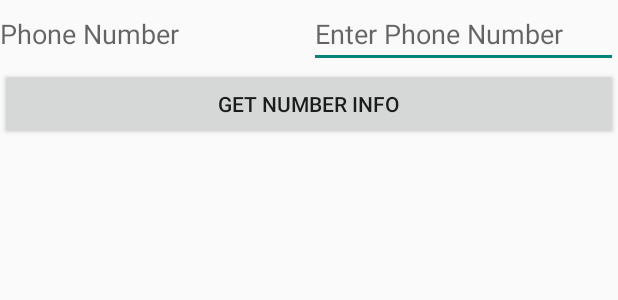
After one commit to darshanhs90/Android-Nexmo-Insight-app, an Android app: the layout fragment_location.xml on its own in the app's theme, with its tools: preview values and no code run, on a phone screen of 412 x 824 dp. The commit adds this screen. Shown: the top 300 px of the screen. Run offline under Robolectric (Android 15) with nearby library versions, the phone set to English and light mode, and no system bars.

Commit message:
location info added

```diff
--- a/sample/src/main/java/example/zxing/NavigationDrawerFragment.java
+++ b/sample/src/main/java/example/zxing/NavigationDrawerFragment.java
@@ -108,7 +108,8 @@ public class NavigationDrawerFragment extends Fragment {
                         getString(R.string.title_homepage),
                         getString(R.string.title_qrScanner),
                         "My Profile",
-                        "Roaming Info"
+                        "Roaming Info",
+                        "Number Info"
                 }));
         mDrawerListView.setItemChecked(mCurrentSelectedPosition, true);
         return mDrawerListView;
--- a/sample/src/main/java/example/zxing/PostLoginActivity.java
+++ b/sample/src/main/java/example/zxing/PostLoginActivity.java
@@ -59,7 +59,9 @@ public class PostLoginActivity extends ActionBarActivity
            case 3://profile fragment
                fragmentManager.beginTransaction().replace(R.id.container, new RoamingFragment()).commit();
                break;
-
+           case 4://profile fragment
+               fragmentManager.beginTransaction().replace(R.id.container, new LocationFragment()).commit();
+               break;
        }
     }
 
--- /dev/null
+++ b/sample/src/main/res/layout/fragment_location.xml
@@ -0,0 +1,71 @@
+<LinearLayout xmlns:android="http://schemas.android.com/apk/res/android"
+    xmlns:tools="http://schemas.android.com/tools"
+    android:layout_width="match_parent"
+    android:layout_height="wrap_content"
+    android:orientation="vertical"
+    tools:context="example.zxing.MainActivity"
+    tools:showIn="@layout/activity_main"
+    android:weightSum="1">
+
+
+    <LinearLayout
+        android:layout_width="match_parent"
+        android:layout_height="0dp"
+        android:layout_weight="0.2"
+        android:orientation="horizontal"
+        android:weightSum="1"
+        android:id="@+id/llPhone">
+        <TextView
+            android:layout_width="0dp"
+            android:layout_height="wrap_content"
+            android:textAppearance="?android:attr/textAppearanceMedium"
+            android:text="Phone Number"
+            android:id="@+id/tvPhone" android:layout_weight="0.5"
+            />
+
+        <EditText
+            android:layout_width="0dp"
+            android:layout_height="wrap_content"
+            android:textAppearance="?android:attr/textAppearanceMedium"
+            android:hint="Enter Phone Number"
+            android:inputType="phone"
+            android:id="@+id/etPhone"
+            android:layout_weight="0.5"/>
+    </LinearLayout>
+    <LinearLayout
+        android:layout_width="match_parent"
+        android:layout_height="0dp"
+        android:layout_weight="0.2"
+        android:orientation="vertical"
+        android:weightSum="1"
+        android:id="@+id/llButton">
+        <Button
+            android:layout_width="match_parent"
+            android:layout_height="0dp"
+            android:layout_weight="1"
+            android:id="@+id/bnClick"
+            android:text="Get Number Info" />
+    </LinearLayout>
+    <TextView
+        android:id="@+id/tvInfo"
+        android:layout_width="match_parent"
+        android:layout_height="wrap_content" />
+    <LinearLayout
+        android:layout_width="match_parent"
+        android:layout_height="0dp"
+        android:layout_weight="0.2"
+        android:orientation="vertical"
+        android:weightSum="1"
+        android:id="@+id/llButtonLocation"
+        android:visibility="invisible">
+        <Button
+            android:layout_width="match_parent"
+            android:layout_height="0dp"
+            android:layout_weight="1"
+            android:id="@+id/bnClickLocation"
+            android:text="Get Location Info" />
+    </LinearLayout>
+
+
+
+</LinearLayout>
```
Also changed, not shown: sample/src/main/java/example/zxing/LocationFragment.java (added, +175 -0 lines).
